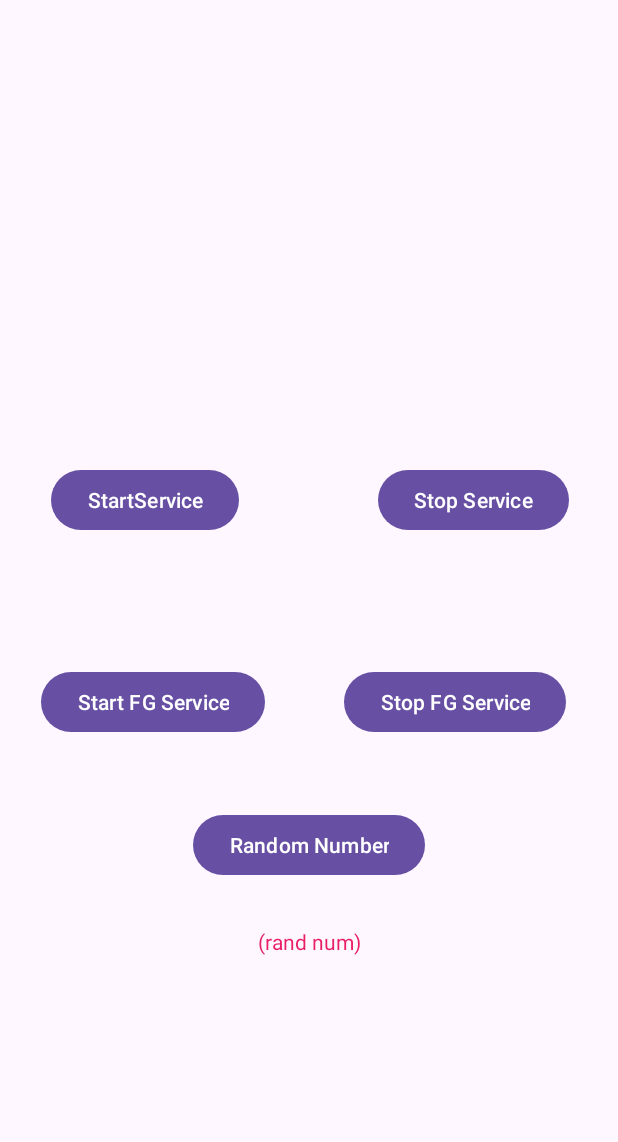
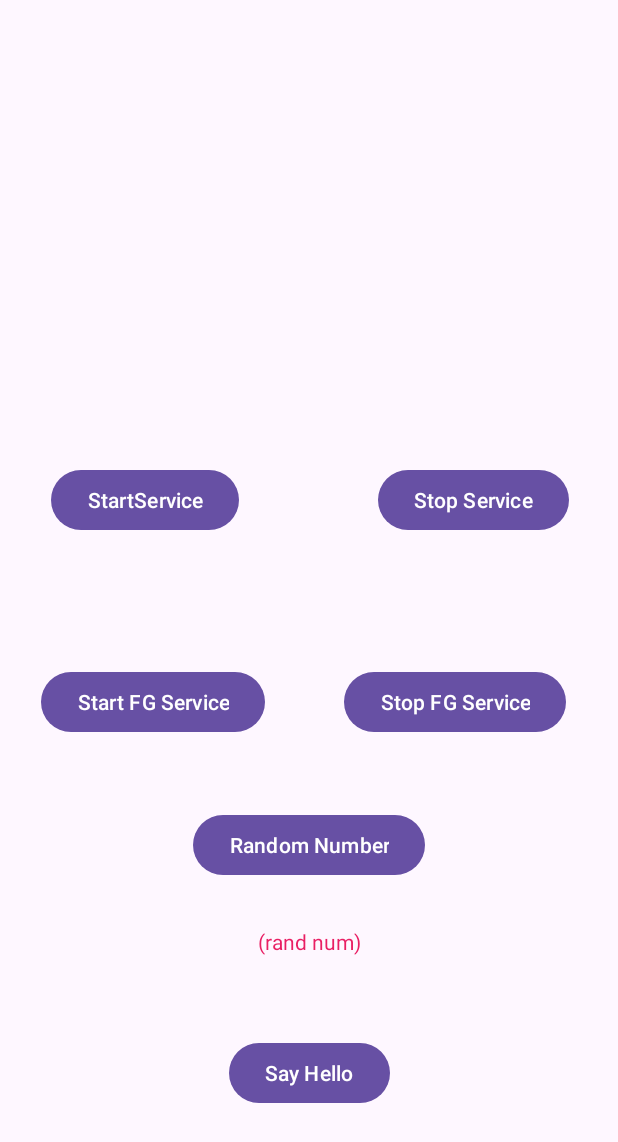
Before and after one commit to pmatsinopoulos/MediaPlayer3Tutorial, an Android app: the screen it shows after launch (MainActivity), on a phone screen of 412 x 824 dp. Shown: the top 1142 px of the screen. Run offline under Robolectric (Android 15) with nearby library versions, the phone set to English and light mode, and no system bars; 3 statements that could not run were skipped.

Commit message:
Create a bound service using Messenger

```diff
--- a/app/src/main/AndroidManifest.xml
+++ b/app/src/main/AndroidManifest.xml
@@ -31,6 +31,7 @@
         <service android:name="com.mixlr.panos.mediaplayer3tutorial.FantasticService" />
         <service android:name="com.mixlr.panos.mediaplayer3tutorial.FantasticForegroundService" />
         <service android:name="com.mixlr.panos.mediaplayer3tutorial.FantasticBoundService" />
+        <service android:name="com.mixlr.panos.mediaplayer3tutorial.FantasticMessengerService" />
     </application>
 
 </manifest>
--- a/app/src/main/java/com/mixlr/panos/mediaplayer3tutorial/FantasticBoundServiceConnection.kt
+++ b/app/src/main/java/com/mixlr/panos/mediaplayer3tutorial/FantasticBoundServiceConnection.kt
@@ -9,13 +9,13 @@ class FantasticBoundServiceConnection : ServiceConnection {
     private lateinit var boundService: FantasticBoundService
 
     override fun onServiceConnected(name: ComponentName?, service: IBinder?) {
-        Log.d(MainActivity.logTag, "onServiceConnected")
+        Log.d(MainActivity.logTag, "FantasticBoundServiceConnection: onServiceConnected")
         val binder = service as FantasticBoundService.LocalBinder
         boundService = binder.getService()
     }
 
     override fun onServiceDisconnected(name: ComponentName?) {
-        Log.d(MainActivity.logTag, "onServiceDisconnected")
+        Log.d(MainActivity.logTag, "FantasticBoundServiceConnection: onServiceDisconnected")
     }
 
     fun randomNumber() = boundService.randomNumber
--- /dev/null
+++ b/app/src/main/java/com/mixlr/panos/mediaplayer3tutorial/FantasticMessengerServiceConnection.kt
@@ -0,0 +1,25 @@
+package com.mixlr.panos.mediaplayer3tutorial
+
+import android.content.ComponentName
+import android.content.ServiceConnection
+import android.os.IBinder
+import android.os.Message
+import android.os.Messenger
+import android.util.Log
+
+class FantasticMessengerServiceConnection : ServiceConnection {
+    private var boundService: Messenger? = null
+
+    override fun onServiceConnected(name: ComponentName?, service: IBinder?) {
+        Log.d(MainActivity.logTag, "FantasticMessengerServiceConnection: onServiceConnected")
+        boundService = Messenger(service)
+    }
+
+    override fun onServiceDisconnected(name: ComponentName?) {
+        Log.d(MainActivity.logTag, "FantasticMessengerServiceConnection: onServiceDisconnected")
+        boundService = null
+    }
+
+    fun sayHello() =
+        boundService?.send(Message.obtain(null, FantasticMessengerService.MSG_SAY_HELLO, 0, 0))
+}
--- a/app/src/main/java/com/mixlr/panos/mediaplayer3tutorial/MainActivity.kt
+++ b/app/src/main/java/com/mixlr/panos/mediaplayer3tutorial/MainActivity.kt
@@ -21,6 +21,7 @@ class MainActivity : AppCompatActivity() {
     private lateinit var intentForForegroundService: Intent
     private val grade = 10
     private var fantasticBoundServiceConnection: FantasticBoundServiceConnection? = null
+    private var fantasticMessengerServiceConnection: FantasticMessengerServiceConnection? = null
 
     override fun onCreate(savedInstanceState: Bundle?) {
         super.onCreate(savedInstanceState)
@@ -52,11 +53,16 @@ class MainActivity : AppCompatActivity() {
         }
 
         fantasticBoundServiceConnection = FantasticBoundServiceConnection()
+        fantasticMessengerServiceConnection = FantasticMessengerServiceConnection()
 
         binding.btnRandomNumber.setOnClickListener {
             fantasticBoundServiceConnection?.let { fbsc ->
                 binding.tvRandomNumber.text = fbsc.randomNumber().toString()
             }
+        }
+
+        binding.btnSayHello.setOnClickListener {
+            fantasticMessengerServiceConnection?.sayHello()
         }
     }
 
@@ -73,10 +79,21 @@ class MainActivity : AppCompatActivity() {
                 )
             }
         }
+
+        Intent(this, FantasticMessengerService::class.java).also { intent ->
+            fantasticMessengerServiceConnection?.let { fmsc ->
+                bindService(
+                    intent,
+                    fmsc,
+                    Context.BIND_AUTO_CREATE
+                )
+            }
+        }
     }
 
     override fun onStop() {
         super.onStop()
         fantasticBoundServiceConnection?.let(::unbindService)
+        fantasticMessengerServiceConnection?.let(::unbindService)
     }
 }
--- a/app/src/main/res/layout/activity_main.xml
+++ b/app/src/main/res/layout/activity_main.xml
@@ -81,4 +81,15 @@
         app:layout_constraintVertical_bias="0.768"
         app:layout_constraintWidth="match_parent" />
 
+    <Button
+        android:id="@+id/btnSayHello"
+        android:layout_width="wrap_content"
+        android:layout_height="wrap_content"
+        android:text="Say Hello"
+        app:layout_constraintBottom_toBottomOf="parent"
+        app:layout_constraintEnd_toEndOf="parent"
+        app:layout_constraintStart_toStartOf="parent"
+        app:layout_constraintTop_toTopOf="parent"
+        app:layout_constraintVertical_bias="0.891" />
+
 </androidx.constraintlayout.widget.ConstraintLayout>
```
Also changed, not shown: app/src/main/java/com/mixlr/panos/mediaplayer3tutorial/FantasticMessengerService.kt (added, +49 -0 lines).
